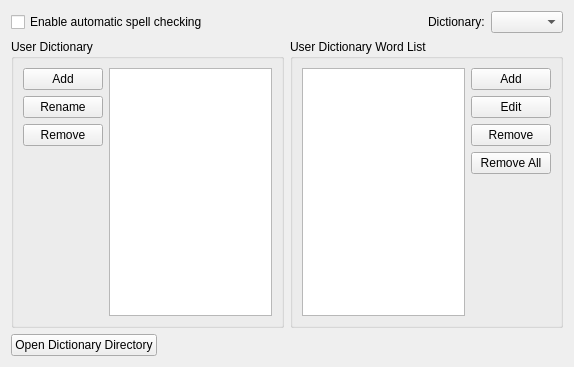
Sigil-Ebook/Sigil, file src/Sigil/Form_Files/PSpellCheckWidget.ui: the form before one commit.
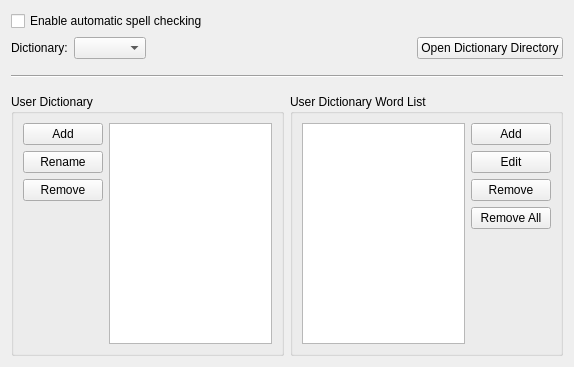
The form after the commit.

Commit message: Modify layout of Spellcheck preference widet.

```diff
--- a/src/Sigil/Form_Files/PSpellCheckWidget.ui
+++ b/src/Sigil/Form_Files/PSpellCheckWidget.ui
@@ -41,6 +41,10 @@
        </property>
       </spacer>
      </item>
+    </layout>
+   </item>
+   <item>
+    <layout class="QHBoxLayout" name="horizontalLayout_5">
      <item>
       <widget class="QLabel" name="label">
        <property name="text">
@@ -58,8 +62,71 @@
        </property>
       </widget>
      </item>
+     <item>
+      <spacer name="horizontalSpacer">
+       <property name="orientation">
+        <enum>Qt::Horizontal</enum>
+       </property>
+       <property name="sizeHint" stdset="0">
+        <size>
+         <width>40</width>
+         <height>20</height>
+        </size>
+       </property>
+      </spacer>
+     </item>
+     <item>
+      <widget class="QPushButton" name="pbDictionaryDirectory">
+       <property name="toolTip">
+        <string>&lt;p&gt;Open the directory where Sigil looks for additional hunspell dictionaries.&lt;/p&gt;
+&lt;p&gt;Dictionaries in this location will be added to the list you can choose from and will override default dictionaries that have the same name.&lt;/p&gt;</string>
+       </property>
+       <property name="text">
+        <string>Open Dictionary Directory</string>
+       </property>
+      </widget>
+     </item>
     </layout>
    </item>
+   <item>
+    <spacer name="verticalSpacer_4">
+     <property name="orientation">
+      <enum>Qt::Vertical</enum>
+     </property>
+     <property name="sizeType">
+      <enum>QSizePolicy::Maximum</enum>
+     </property>
+     <property name="sizeHint" stdset="0">
+      <size>
+       <width>20</width>
+       <height>10</height>
+      </size>
+     </property>
+    </spacer>
+   </item>
+   <item>
+    <widget class="Line" name="line">
+     <property name="orientation">
+      <enum>Qt::Horizontal</enum>
+     </property>
+    </widget>
+   </item>
+   <item>
+    <spacer name="verticalSpacer_3">
+     <property name="orientation">
+      <enum>Qt::Vertical</enum>
+     </property>
+     <property name="sizeType">
+      <enum>QSizePolicy::Maximum</enum>
+     </property>
+     <property name="sizeHint" stdset="0">
+      <size>
+       <width>20</width>
+       <height>10</height>
+      </size>
+     </property>
+    </spacer>
+   </item>
    <item>
     <layout class="QHBoxLayout" name="horizontalLayout_3">
      <item>
@@ -175,33 +242,6 @@
      </item>
     </layout>
    </item>
-   <item>
-    <layout class="QHBoxLayout" name="horizontalLayout_5">
-     <item>
-      <widget class="QPushButton" name="pbDictionaryDirectory">
-       <property name="toolTip">
-        <string>The directory where Sigil should look for additional hunspell dictionaries.</string>
-       </property>
-       <property name="text">
-        <string>Open Dictionary Directory</string>
-       </property>
-      </widget>
-     </item>
-     <item>
-      <spacer name="horizontalSpacer">
-       <property name="orientation">
-        <enum>Qt::Horizontal</enum>
-       </property>
-       <property name="sizeHint" stdset="0">
-        <size>
-         <width>40</width>
-         <height>20</height>
-        </size>
-       </property>
-      </spacer>
-     </item>
-    </layout>
-   </item>
   </layout>
  </widget>
  <resources/>
```
Left out of the diff: 5 changed lines with no effect on the pictures.
